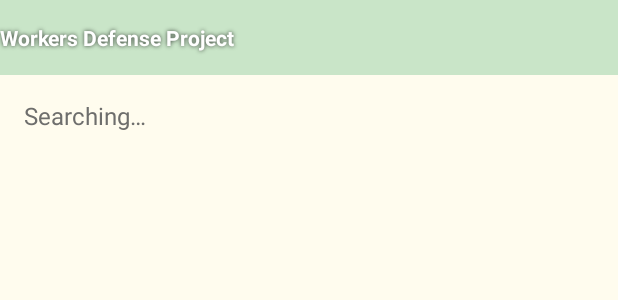
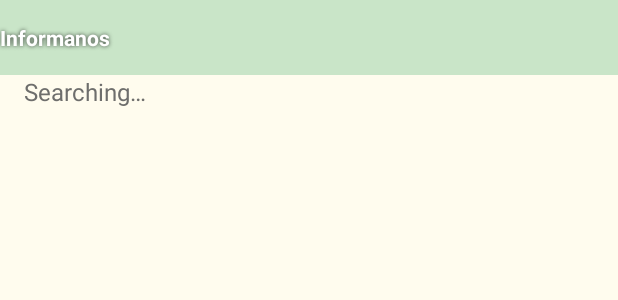
Before and after one commit to ACollectionOfAtoms/ProyectoDefensaLaboral, an Android app: the layout results.xml on its own in the app's theme, with its tools: preview values and no code run, on a phone screen of 412 x 824 dp. Shown: the top 300 px of the screen. Run offline under Robolectric (Android 15) with nearby library versions, the phone set to English and light mode, and no system bars.

```diff
--- a/app/src/main/res/layout/list_item.xml
+++ b/app/src/main/res/layout/list_item.xml
@@ -15,5 +15,4 @@
         android:paddingBottom="5sp"
         android:textSize="16sp"
         android:paddingLeft="?android:attr/expandableListPreferredChildPaddingLeft" />
-
 </LinearLayout>
--- a/app/src/main/res/layout/results.xml
+++ b/app/src/main/res/layout/results.xml
@@ -2,10 +2,8 @@
                 xmlns:tools="http://schemas.android.com/tools"
                 android:layout_width="match_parent"
                 android:layout_height="match_parent"
-                android:paddingBottom="@dimen/activity_vertical_margin"
                 android:paddingLeft="@dimen/activity_horizontal_margin"
                 android:paddingRight="@dimen/activity_horizontal_margin"
-                android:paddingTop="@dimen/activity_vertical_margin"
                 android:background="#fffcee"
                 tools:context=".Results" >
     <TextView
@@ -20,7 +18,7 @@
         android:textColor="#6e6e6c"
         android:visibility="gone"
         android:textSize="16sp"
-        android:text="No results found!"
+        android:text="@string/no_results_found"
         android:layout_width="match_parent"
         android:layout_height="match_parent"/>
     <ListView
--- a/app/src/main/res/layout/violation_list_group.xml
+++ b/app/src/main/res/layout/violation_list_group.xml
@@ -7,7 +7,7 @@
         android:id="@+id/lblListHeader"
         android:layout_width="fill_parent"
         android:paddingLeft="?android:attr/expandableListPreferredItemPaddingLeft"
-        android:textSize="18sp"
+        android:textSize="16sp"
         android:textColor="#000000"
         android:background="#ffffff"
         android:paddingTop="5sp"
--- a/app/src/main/res/layout/window_title.xml
+++ b/app/src/main/res/layout/window_title.xml
@@ -23,7 +23,7 @@
             android:layout_width="wrap_content"
             android:layout_height="wrap_content"
             android:paddingTop="10sp"
-            android:textSize="26sp"
+            android:textSize="25sp"
             android:textColor="#000000"
             android:layout_gravity="center"/>
 
--- a/app/src/main/res/values/strings.xml
+++ b/app/src/main/res/values/strings.xml
@@ -1,5 +1,5 @@
 <resources>
-    <string name="app_name">Workers Defense Project</string>
+    <string name="app_name">Informanos</string>
     <string name="help_text">
         \n
         <b>OSHA violations</b> are reported when an employer does not follow the health and safety regulations prescribed by the federal government.
```
Also changed, not shown: app/src/main/java/org/workersdefense/httpwww/proyectodefensalaboral/Details.java (+24 -7 lines), 1 other file.
